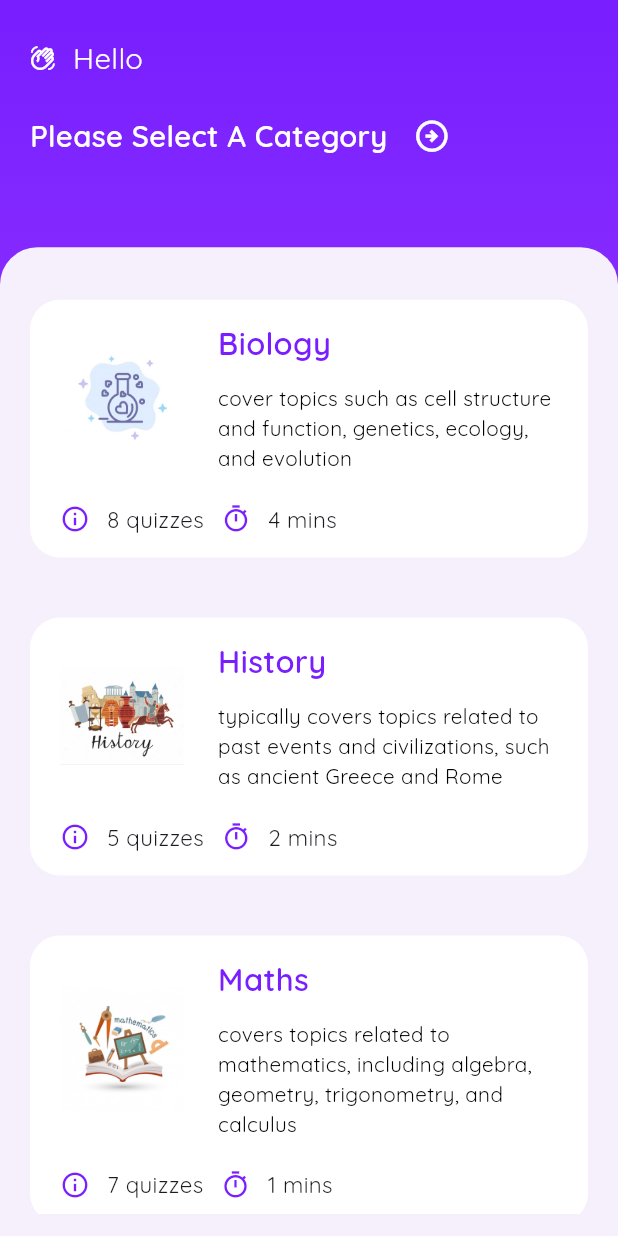
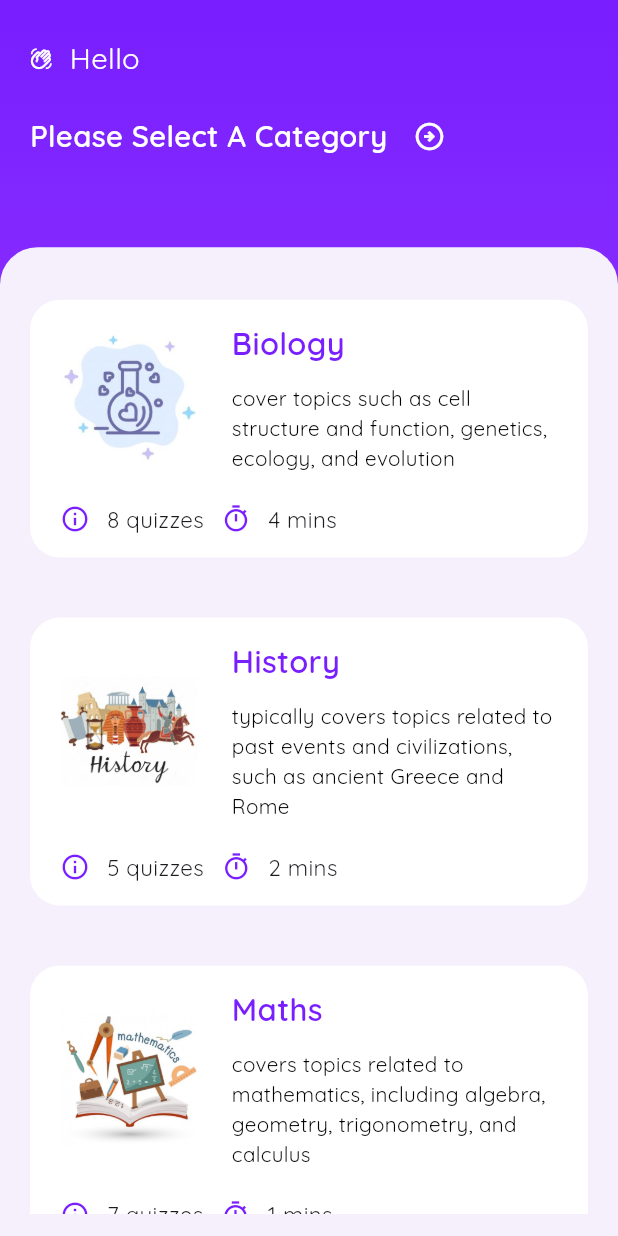
Before and after one commit to shalabycr7/quizzy_land, a Flutter app: the CategoryScreen screen opened directly, on a phone screen of 412 x 824 dp. Run offline on Flutter 3.47's test engine with Material 2 defaults, Android fonts, the light colour scheme and no system bars; our stand-ins replace flutter_screenutil, flutter_svg, google_fonts; missing offline and left inert: flutter_timer_countdown.

Commit message:
remoced unwanted files

```diff
--- a/lib/screens/category_screen.dart
+++ b/lib/screens/category_screen.dart
@@ -26,10 +26,10 @@ class CategoryScreen extends StatelessWidget {
               children: [
                 Row(
                   children: [
-                    Icon(
+                    const Icon(
                       Icons.waving_hand_outlined,
                       color: Colors.white,
-                      size: 15.w,
+                      size: 15,
                     ),
                     SizedBox(
                       width: 10.w,
@@ -58,10 +58,10 @@ class CategoryScreen extends StatelessWidget {
                     SizedBox(
                       width: 15.w,
                     ),
-                    Icon(
+                    const Icon(
                       Icons.arrow_circle_right_outlined,
                       color: Colors.white,
-                      size: 22.w,
+                      size: 22,
                     )
                   ],
                 ),
@@ -84,7 +84,7 @@ class CategoryScreen extends StatelessWidget {
                 child: Column(
                   children: [
                     CardCategory(
-                      images: "assets/images/biology_badge.jpg",
+                      images: "assets/images/biology_badge.png",
                       testName: "Biology",
                       brief:
                           "cover topics such as cell structure and function, genetics, ecology, and evolution",
@@ -92,7 +92,7 @@ class CategoryScreen extends StatelessWidget {
                       time: 4,
                     ),
                     CardCategory(
-                      images: "assets/images/history_badge.jpeg",
+                      images: "assets/images/history_badge.png",
                       testName: "History",
                       brief:
                           "typically covers topics related to past events and civilizations, such as ancient Greece and Rome",
@@ -100,7 +100,7 @@ class CategoryScreen extends StatelessWidget {
                       time: 2,
                     ),
                     CardCategory(
-                      images: "assets/images/maths_badge.jpg",
+                      images: "assets/images/maths_badge.png",
                       testName: "Maths",
                       brief:
                           "covers topics related to mathematics, including algebra, geometry, trigonometry, and calculus",
--- a/lib/screens/login_screen.dart
+++ b/lib/screens/login_screen.dart
@@ -93,7 +93,6 @@ class _LoginScreenState extends State<LoginScreen> {
                         ElevatedButton(
                           style: ElevatedButton.styleFrom(
                             backgroundColor: Theme.of(context).primaryColor,
-                            minimumSize: Size(.4.sw, .11.sw),
                           ),
                           onPressed: () {
                             if (_formKey.currentState!.validate()) {
--- a/lib/screens/quiz_screen.dart
+++ b/lib/screens/quiz_screen.dart
@@ -31,7 +31,7 @@ class _QuizScreenState extends State<QuizScreen> {
       child: SafeArea(
         child: Scaffold(
           bottomNavigationBar: Container(
-            height: 80.h,
+            height: 100,
             padding: const EdgeInsets.symmetric(horizontal: 25, vertical: 10),
             decoration: const BoxDecoration(
               color: Color.fromARGB(255, 245, 240, 252),
--- a/lib/shared/card_category.dart
+++ b/lib/shared/card_category.dart
@@ -54,8 +54,9 @@ class CardCategory extends StatelessWidget {
                 children: [
                   Image.asset(
                     images!,
-                    width: 0.2.sw,
-                    height: 0.2.sw,
+                    width: ScreenUtil().orientation == Orientation.portrait
+                        ? 80.w
+                        : 40.w,
                   ),
                   SizedBox(width: 20.w),
                   Expanded(
```
Also changed, not shown: assets/images/biology_badge.jpg (deleted), assets/images/biology_badge.png (added), assets/images/cimc.png (deleted), assets/images/hist.png (deleted), assets/images/history_badge.jpeg (deleted), assets/images/history_badge.png (added), assets/images/math.png (deleted), assets/images/maths_badge.jpg (deleted), assets/images/maths_badge.png (added).
